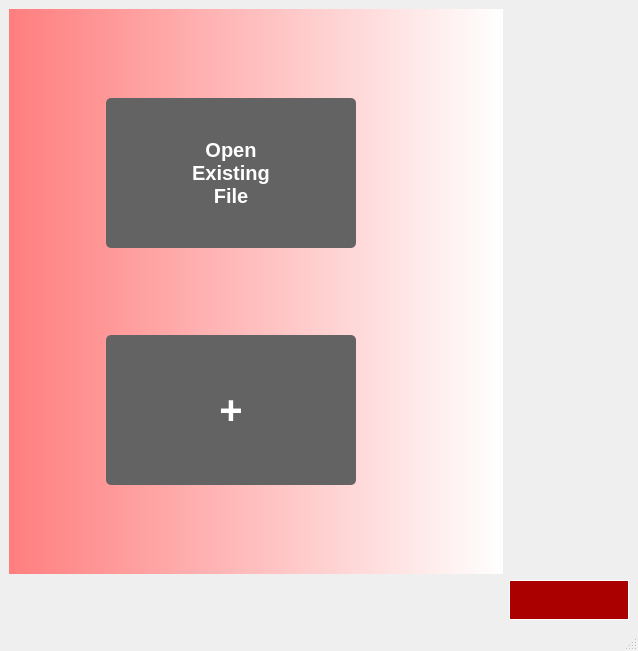
Before: the Qt Designer form assets/ui/GenBBS.ui in Ano-ly/GenBBS, drawn with Qt 5.
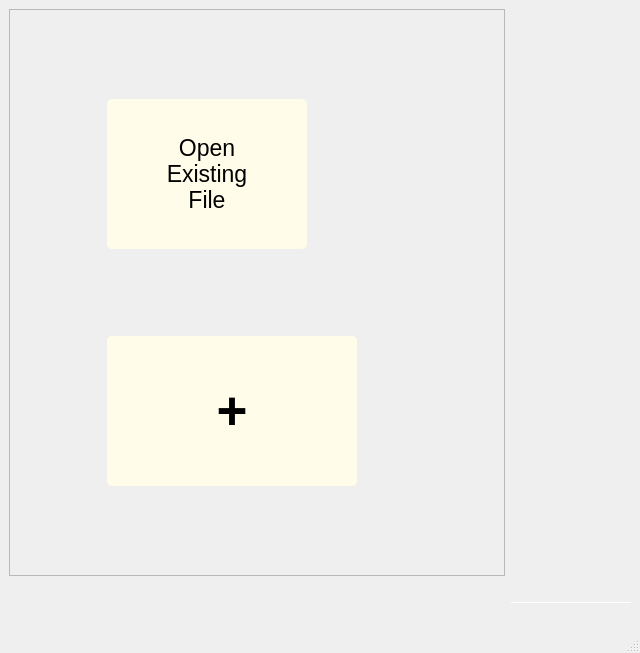
After: the same form once the commit is applied. Icons and pictures are not drawn.

Diff of the .ui file:
```diff
--- a/assets/ui/GenBBS.ui
+++ b/assets/ui/GenBBS.ui
@@ -6,8 +6,8 @@
    <rect>
     <x>0</x>
     <y>0</y>
-    <width>638</width>
-    <height>651</height>
+    <width>640</width>
+    <height>653</height>
    </rect>
   </property>
   <property name="font">
@@ -539,8 +539,7 @@
        <bool>false</bool>
       </property>
       <property name="styleSheet">
-       <string notr="true">border: 1px solid white;
-background-color: rgb(170, 0, 0);</string>
+       <string notr="true"/>
       </property>
       <property name="frameShape">
        <enum>QFrame::Shape::HLine</enum>
@@ -573,15 +572,18 @@
          <bool>false</bool>
         </property>
         <property name="styleSheet">
-         <string notr="true">QFrame {
-background-color: qlineargradient(spread:pad, x1:0, y1:0, x2:1, y2:0, stop:0 rgb(255, 126, 126),stop:1 rgb(255, 255, 255)); color: rgb(255, 255, 255);
-border: 3pt solid rgb(170, 0, 0);
+         <string notr="true">#welcomeFrame {
+	
+	background-image: url(:/images/Reinf_Backdrop.jpeg);
+    background-repeat: no-repeat;
+    background-position: center;
+    background-attachment: fixed;
 }
 
 QPushButton {
-background-color : rgb(99, 99, 99);
+background-color :rgb(255, 253, 234);
 border-radius: 5px;
-color: white;
+color: black;
 }
 
 QPushButton:hover {
@@ -645,13 +647,13 @@
            </property>
            <property name="minimumSize">
             <size>
-             <width>250</width>
+             <width>200</width>
              <height>150</height>
             </size>
            </property>
            <property name="maximumSize">
             <size>
-             <width>250</width>
+             <width>200</width>
              <height>250</height>
             </size>
            </property>
@@ -664,8 +666,8 @@
            <property name="font">
             <font>
              <family>Segoe UI</family>
-             <pointsize>15</pointsize>
-             <bold>true</bold>
+             <pointsize>17</pointsize>
+             <bold>false</bold>
              <strikeout>false</strikeout>
             </font>
            </property>
@@ -730,7 +732,7 @@
            <property name="font">
             <font>
              <family>Segoe UI</family>
-             <pointsize>30</pointsize>
+             <pointsize>40</pointsize>
              <bold>true</bold>
              <strikeout>false</strikeout>
             </font>
```
Left out of the diff: 20 changed lines with no effect on the pictures.
